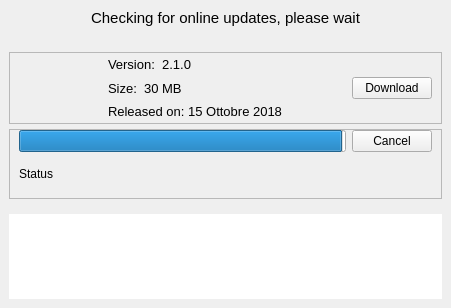
First picture: the form in apps/Biopen_wizard/updater.ui, repository bellonemauro/Labonatip2.0, before the edit.
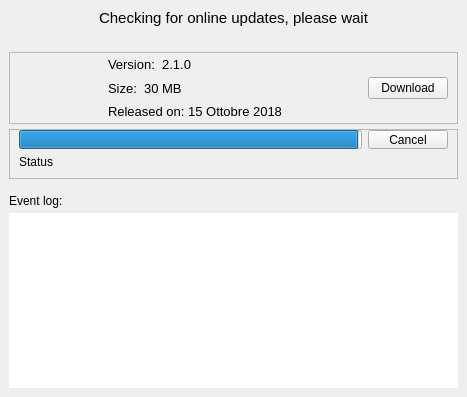
Second picture: the form after the edit. Icons and pictures are not drawn.

```diff
--- a/apps/Biopen_wizard/updater.ui
+++ b/apps/Biopen_wizard/updater.ui
@@ -6,8 +6,8 @@
    <rect>
     <x>0</x>
     <y>0</y>
-    <width>451</width>
-    <height>308</height>
+    <width>467</width>
+    <height>397</height>
    </rect>
   </property>
   <property name="windowTitle">
@@ -46,8 +46,8 @@
         <rect>
          <x>0</x>
          <y>0</y>
-         <width>451</width>
-         <height>308</height>
+         <width>467</width>
+         <height>397</height>
         </rect>
        </property>
        <layout class="QVBoxLayout" name="verticalLayout">
@@ -75,7 +75,7 @@
            <enum>Qt::Vertical</enum>
           </property>
           <property name="sizeType">
-           <enum>QSizePolicy::Minimum</enum>
+           <enum>QSizePolicy::Fixed</enum>
           </property>
           <property name="sizeHint" stdset="0">
            <size>
@@ -87,6 +87,12 @@
         </item>
         <item>
          <widget class="QFrame" name="frame_updateData">
+          <property name="sizePolicy">
+           <sizepolicy hsizetype="Expanding" vsizetype="Minimum">
+            <horstretch>0</horstretch>
+            <verstretch>0</verstretch>
+           </sizepolicy>
+          </property>
           <property name="minimumSize">
            <size>
             <width>0</width>
@@ -234,10 +240,16 @@
         </item>
         <item>
          <widget class="QFrame" name="frame">
+          <property name="sizePolicy">
+           <sizepolicy hsizetype="Expanding" vsizetype="Minimum">
+            <horstretch>0</horstretch>
+            <verstretch>0</verstretch>
+           </sizepolicy>
+          </property>
           <property name="minimumSize">
            <size>
             <width>50</width>
-            <height>70</height>
+            <height>50</height>
            </size>
           </property>
           <property name="frameShape">
@@ -286,7 +298,7 @@
            <enum>Qt::Vertical</enum>
           </property>
           <property name="sizeType">
-           <enum>QSizePolicy::Minimum</enum>
+           <enum>QSizePolicy::Fixed</enum>
           </property>
           <property name="sizeHint" stdset="0">
            <size>
@@ -296,6 +308,13 @@
           </property>
          </spacer>
         </item>
+        <item>
+         <widget class="QLabel" name="label">
+          <property name="text">
+           <string>Event log:</string>
+          </property>
+         </widget>
+        </item>
         <item>
          <widget class="QTextEdit" name="textEdit_details">
           <property name="frameShape">
```
